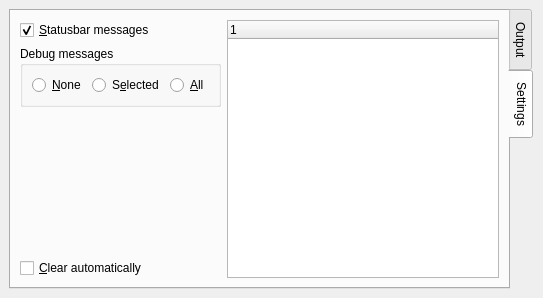
Above: src/frontends/qt4/ui/ProgressViewUi.ui from cburschka/lyx before the change. Below: the same form after it.
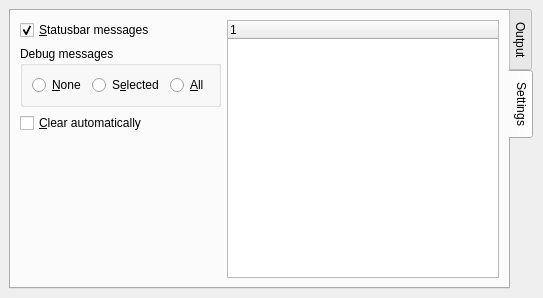
That is the form after the change.

Commit message: Allow shrinking the progress window.

Diff of the .ui file:
```diff
--- a/src/frontends/qt4/ui/ProgressViewUi.ui
+++ b/src/frontends/qt4/ui/ProgressViewUi.ui
@@ -15,7 +15,7 @@
   <property name="sizePolicy" >
    <sizepolicy>
     <hsizetype>7</hsizetype>
-    <vsizetype>7</vsizetype>
+    <vsizetype>13</vsizetype>
     <horstretch>0</horstretch>
     <verstretch>0</verstretch>
    </sizepolicy>
@@ -56,7 +56,7 @@
      <property name="sizePolicy" >
       <sizepolicy>
        <hsizetype>7</hsizetype>
-       <vsizetype>7</vsizetype>
+       <vsizetype>13</vsizetype>
        <horstretch>0</horstretch>
        <verstretch>0</verstretch>
       </sizepolicy>
@@ -151,7 +151,7 @@
          </column>
         </widget>
        </item>
-       <item row="2" column="0" >
+       <item row="3" column="0" >
         <spacer>
          <property name="orientation" >
           <enum>Qt::Vertical</enum>
@@ -167,7 +167,7 @@
          </property>
         </spacer>
        </item>
-       <item row="3" column="0" >
+       <item row="2" column="0" >
         <widget class="QCheckBox" name="autoClearCB" >
          <property name="toolTip" >
           <string>Automatic cleanup of the window before LaTeX compilation proceeds</string>
```
Left out of the diff: 2 changed lines with no effect on the pictures.
